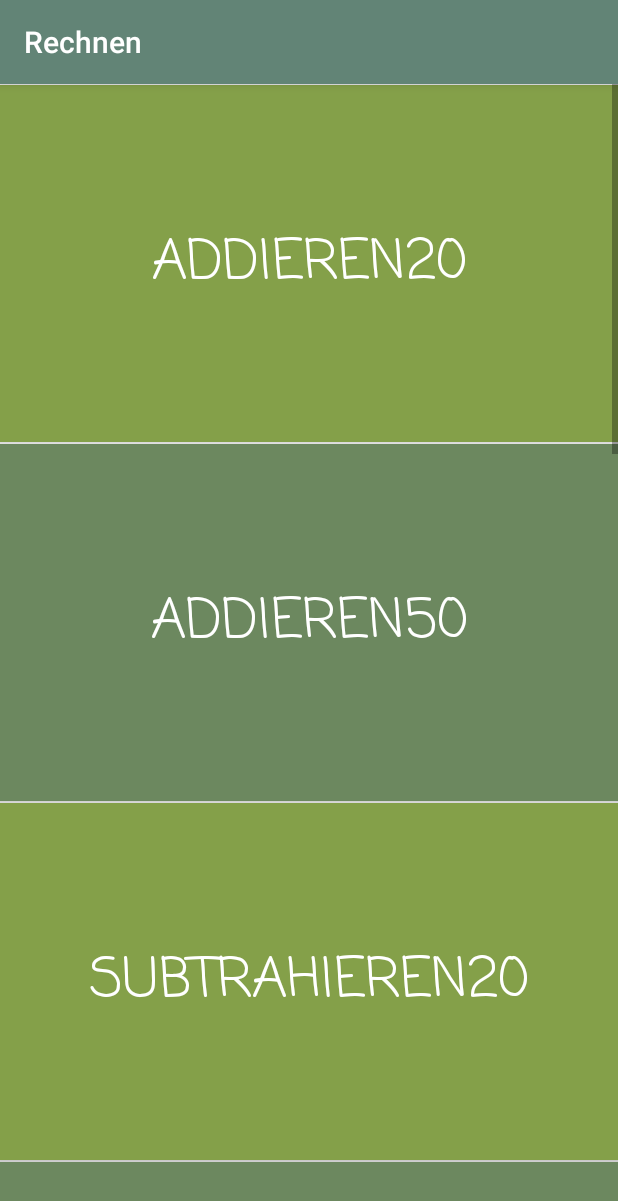
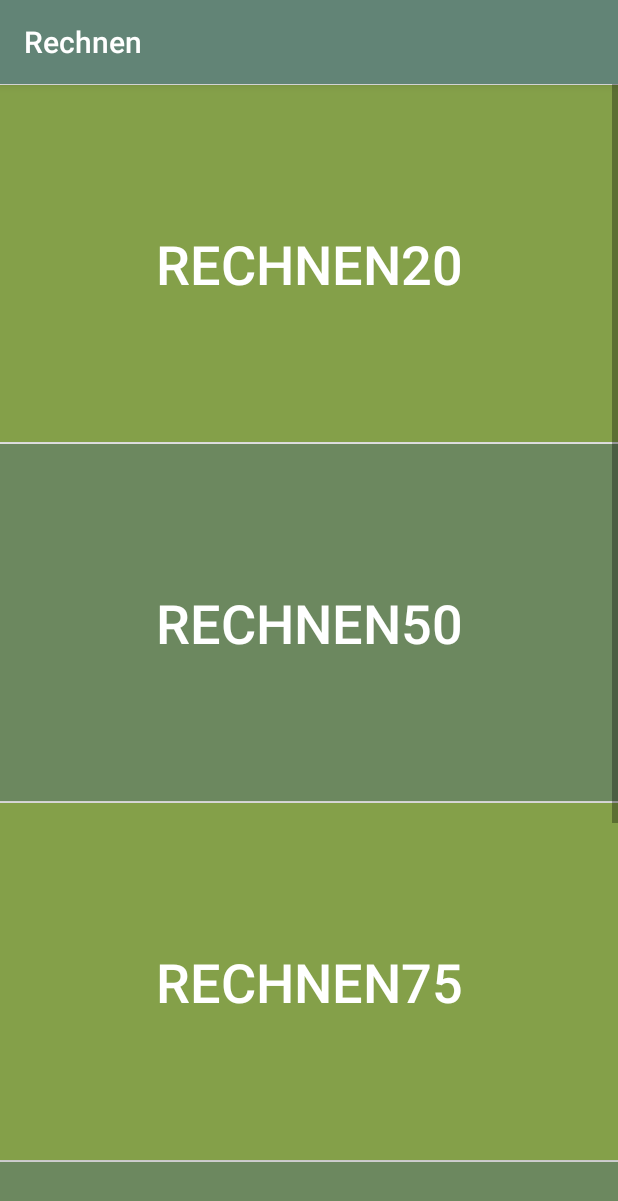
Before and after one commit to StefanSator/zapp-brealth, an Android app: the RechnenTaskMenu screen opened directly, with no data from a screen before it, on a phone screen of 412 x 824 dp. Shown: the top 1201 px of the screen. Run offline under Robolectric (Android 15) with nearby library versions, the phone set to English and light mode, and no system bars.

Commit message:
small adjustments

```diff
--- a/app/src/main/AndroidManifest.xml
+++ b/app/src/main/AndroidManifest.xml
@@ -23,8 +23,8 @@
         <activity android:name=".BrainTaskMenu" android:label="Übungen"></activity>
         <activity android:name=".BrainDailyMenu" android:label="Tägliche Aufgabe"></activity>
         <activity android:name=".RechnenTaskMenu" android:label="Rechnen"></activity>
-        <activity android:name=".Addieren20Task" android:label="Addieren20"></activity>
-        <activity android:name=".Addieren20End" android:label="Ergebnis"></activity>
+        <activity android:name=".Rechnen20Task" android:label="Rechnen20"></activity>
+        <activity android:name=".Rechnen20End" android:label="Ergebnis"></activity>
     </application>
 
 </manifest>
--- a/app/src/main/java/com/example/stefansator/brealth/Addieren20End.java
+++ b/app/src/main/java/com/example/stefansator/brealth/Rechnen20End.java
@@ -9,7 +9,7 @@ import android.widget.TextView;
  * Created by stefansator on 07.05.18.
  */
 
-public class Addieren20End extends AppCompatActivity {
+public class Rechnen20End extends AppCompatActivity {
     private TextView anmerkungsFeld;
     private TextView falschFeld;
     private long bearbeitungsDauer;
@@ -31,6 +31,6 @@ public class Addieren20End extends AppCompatActivity {
     }
 
     public void endResultScreen(View view) {
-        Addieren20End.this.finish();
+        Rechnen20End.this.finish();
     }
 }
--- a/app/src/main/java/com/example/stefansator/brealth/Addieren20Task.java
+++ b/app/src/main/java/com/example/stefansator/brealth/Rechnen20Task.java
@@ -12,7 +12,7 @@ import android.widget.Toast;
  * Created by stefansator on 06.05.18.
  */
 
-public class Addieren20Task extends AppCompatActivity {
+public class Rechnen20Task extends AppCompatActivity {
     private TextView aufgabe;
     private EditText ergebnisfeld;
     private static final int  LIMIT = 20;
@@ -49,11 +49,11 @@ public class Addieren20Task extends AppCompatActivity {
                 aufgabeNr = 0;
                 endzeit = System.currentTimeMillis();
                 long bearbeitungsDauer = endzeit - startzeit;
-                Intent finishscreenIntent = new Intent(Addieren20Task.this, Addieren20End.class);
+                Intent finishscreenIntent = new Intent(Rechnen20Task.this, Rechnen20End.class);
                 finishscreenIntent.putExtra("dauer", bearbeitungsDauer);
                 finishscreenIntent.putExtra("falsch", falseCounter);
-                Addieren20Task.this.startActivity(finishscreenIntent);
-                Addieren20Task.this.finish();
+                Rechnen20Task.this.startActivity(finishscreenIntent);
+                Rechnen20Task.this.finish();
             }
             aufgabe.setText(rechenaufgaben[aufgabeNr].toString());
         } else {
--- a/app/src/main/java/com/example/stefansator/brealth/RechnenTaskMenu.java
+++ b/app/src/main/java/com/example/stefansator/brealth/RechnenTaskMenu.java
@@ -16,8 +16,8 @@ public class RechnenTaskMenu extends AppCompatActivity {
         setContentView(R.layout.activity_rechnentaskmenu);
     }
 
-    public void gotoAddieren20(View view) {
-        Intent addieren20Intent = new Intent(RechnenTaskMenu.this, Addieren20Task.class);
+    public void gotoRechnen20(View view) {
+        Intent addieren20Intent = new Intent(RechnenTaskMenu.this, Rechnen20Task.class);
         RechnenTaskMenu.this.startActivity(addieren20Intent);
     }
 }
--- a/app/src/main/res/layout/activity_rechnentaskmenu.xml
+++ b/app/src/main/res/layout/activity_rechnentaskmenu.xml
@@ -8,9 +8,9 @@
     android:orientation="vertical">
 
     <ScrollView
+        android:id="@+id/scrollview_rechnentasks"
         android:layout_width="match_parent"
-        android:layout_height="match_parent"
-        android:id="@+id/scrollview_rechnentasks">
+        android:layout_height="match_parent">
 
         <LinearLayout
             android:layout_width="match_parent"
@@ -27,10 +27,9 @@
                 android:layout_marginRight="-5dp"
                 android:layout_marginTop="-5dp"
                 android:backgroundTint="@color/colorButton1"
-                android:fontFamily="casual"
+                android:onClick="gotoRechnen20"
                 android:padding="0dp"
                 android:text="@string/rechnentask_button1"
-                android:onClick="gotoAddieren20"
                 android:textSize="@dimen/textsize_rechnentaskbuttons" />
 
             <Button
@@ -43,7 +42,6 @@
                 android:layout_marginRight="-5dp"
                 android:layout_marginTop="-5dp"
                 android:backgroundTint="@color/colorButton2"
-                android:fontFamily="casual"
                 android:padding="0dp"
                 android:text="@string/rechnentask_button2"
                 android:textSize="@dimen/textsize_rechnentaskbuttons" />
@@ -58,7 +56,6 @@
                 android:layout_marginRight="-5dp"
                 android:layout_marginTop="-5dp"
                 android:backgroundTint="@color/colorButton1"
-                android:fontFamily="casual"
                 android:padding="0dp"
                 android:text="@string/rechnentask_button3"
                 android:textSize="@dimen/textsize_rechnentaskbuttons" />
@@ -73,7 +70,6 @@
                 android:layout_marginRight="-5dp"
                 android:layout_marginTop="-5dp"
                 android:backgroundTint="@color/colorButton2"
-                android:fontFamily="casual"
                 android:padding="0dp"
                 android:text="@string/rechnentask_button4"
                 android:textSize="@dimen/textsize_rechnentaskbuttons" />
@@ -88,89 +84,11 @@
                 android:layout_marginRight="-5dp"
                 android:layout_marginTop="-5dp"
                 android:backgroundTint="@color/colorButton1"
-                android:fontFamily="casual"
                 android:padding="0dp"
                 android:text="@string/rechnentask_button5"
                 android:textSize="@dimen/textsize_rechnentaskbuttons" />
 
-            <Button
-                android:id="@+id/rechnentask_button6"
-                style="@style/Widget.AppCompat.Button.Colored"
-                android:layout_width="match_parent"
-                android:layout_height="@dimen/buttonheight_rechnentaskbuttons"
-                android:layout_marginBottom="-5dp"
-                android:layout_marginLeft="-5dp"
-                android:layout_marginRight="-5dp"
-                android:layout_marginTop="-5dp"
-                android:backgroundTint="@color/colorButton2"
-                android:fontFamily="casual"
-                android:padding="0dp"
-                android:text="@string/rechnentask_button6"
-                android:textSize="@dimen/textsize_rechnentaskbuttons" />
-
-            <Button
-                android:id="@+id/rechnentask_button7"
-                style="@style/Widget.AppCompat.Button.Colored"
-                android:layout_width="match_parent"
-                android:layout_height="@dimen/buttonheight_rechnentaskbuttons"
-                android:layout_marginBottom="-5dp"
-                android:layout_marginLeft="-5dp"
-                android:layout_marginRight="-5dp"
-                android:layout_marginTop="-5dp"
-                android:backgroundTint="@color/colorButton1"
-                android:fontFamily="casual"
-                android:padding="0dp"
-                android:text="@string/rechnentask_button7"
-                android:textSize="@dimen/textsize_rechnentaskbuttons" />
-
-            <Button
-                android:id="@+id/rechnentask_button8"
-                style="@style/Widget.AppCompat.Button.Colored"
-                android:layout_width="match_parent"
-                android:layout_height="@dimen/buttonheight_rechnentaskbuttons"
-                android:layout_marginBottom="-5dp"
-                android:layout_marginLeft="-5dp"
-                android:layout_marginRight="-5dp"
-                android:layout_marginTop="-5dp"
-                android:backgroundTint="@color/colorButton2"
-                android:fontFamily="casual"
-                android:padding="0dp"
-                android:text="@string/rechnentask_button8"
-                android:textSize="@dimen/textsize_rechnentaskbuttons" />
-
-            <Button
-                android:id="@+id/rechnentask_button9"
-                style="@style/Widget.AppCompat.Button.Colored"
-                android:layout_width="match_parent"
-                android:layout_height="@dimen/buttonheight_rechnentaskbuttons"
-                android:layout_marginBottom="-5dp"
-                android:layout_marginLeft="-5dp"
-                android:layout_marginRight="-5dp"
-                android:layout_marginTop="-5dp"
-                android:backgroundTint="@color/colorButton1"
-                android:fontFamily="casual"
-                android:padding="0dp"
-                android:text="@string/rechnentask_button9"
-                android:textSize="@dimen/textsize_rechnentaskbuttons" />
-
-            <Button
-                android:id="@+id/rechnentask_button10"
-                style="@style/Widget.AppCompat.Button.Colored"
-                android:layout_width="match_parent"
-                android:layout_height="@dimen/buttonheight_rechnentaskbuttons"
-                android:layout_marginBottom="-5dp"
-                android:layout_marginLeft="-5dp"
-                android:layout_marginRight="-5dp"
-                android:layout_marginTop="-5dp"
-                android:backgroundTint="@color/colorButton2"
-                android:fontFamily="casual"
-                android:padding="0dp"
-                android:text="@string/rechnentask_button10"
-                android:textSize="@dimen/textsize_rechnentaskbuttons" />
-
         </LinearLayout>
-
-
 
     </ScrollView>
 
--- a/app/src/main/res/values/strings.xml
+++ b/app/src/main/res/values/strings.xml
@@ -18,15 +18,10 @@
     <string name="braintask_button3">Merken</string>
     <string name="braintask_button4">Logik</string>
     <string name="braintask_button5">Zählen</string>
-    <string name="rechnentask_button1">Addieren20</string>
-    <string name="rechnentask_button2">Addieren50</string>
-    <string name="rechnentask_button3">Subtrahieren20</string>
-    <string name="rechnentask_button4">Subtrahieren50</string>
-    <string name="rechnentask_button5">Multiplizieren20</string>
-    <string name="rechnentask_button6">Multiplizieren50</string>
-    <string name="rechnentask_button7">Dividieren20</string>
-    <string name="rechnentask_button8">Dividieren50</string>
-    <string name="rechnentask_button9">Gemischtes Rechnen20</string>
-    <string name="rechnentask_button10">Gemischtes Rechnen100</string>
+    <string name="rechnentask_button1">Rechnen20</string>
+    <string name="rechnentask_button2">Rechnen50</string>
+    <string name="rechnentask_button3">Rechnen75</string>
+    <string name="rechnentask_button4">Rechnen100</string>
+    <string name="rechnentask_button5">Rechnen200</string>
     <string name="rechnenend_ergebnis">Ergebnis</string>
 </resources>
```
